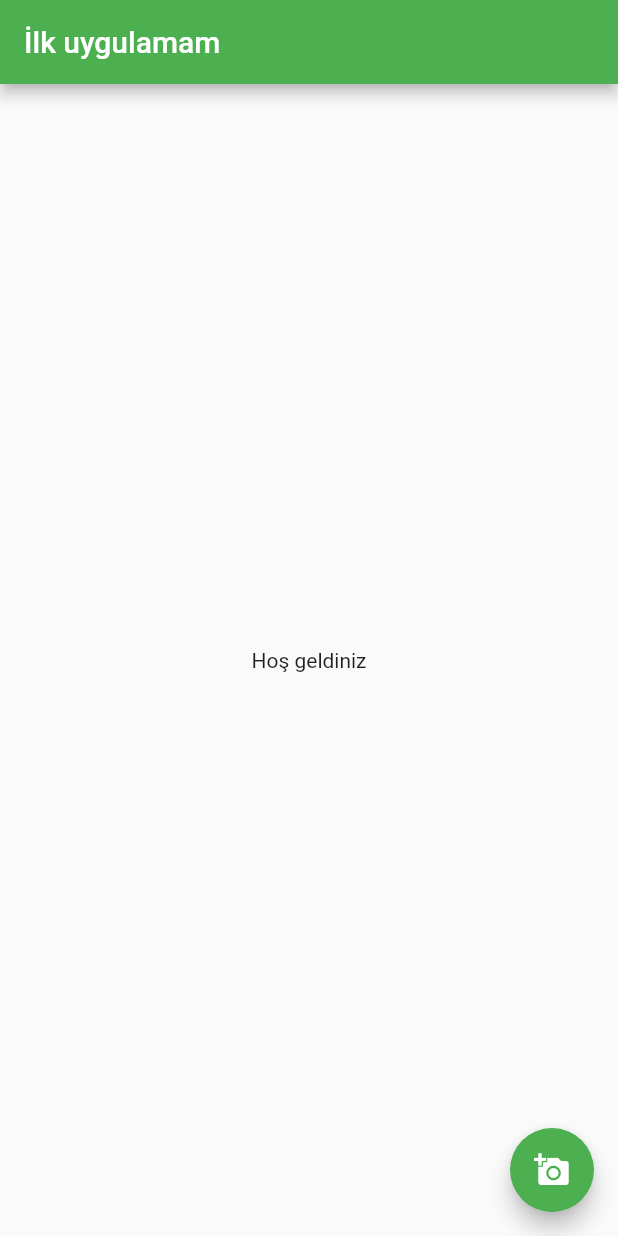
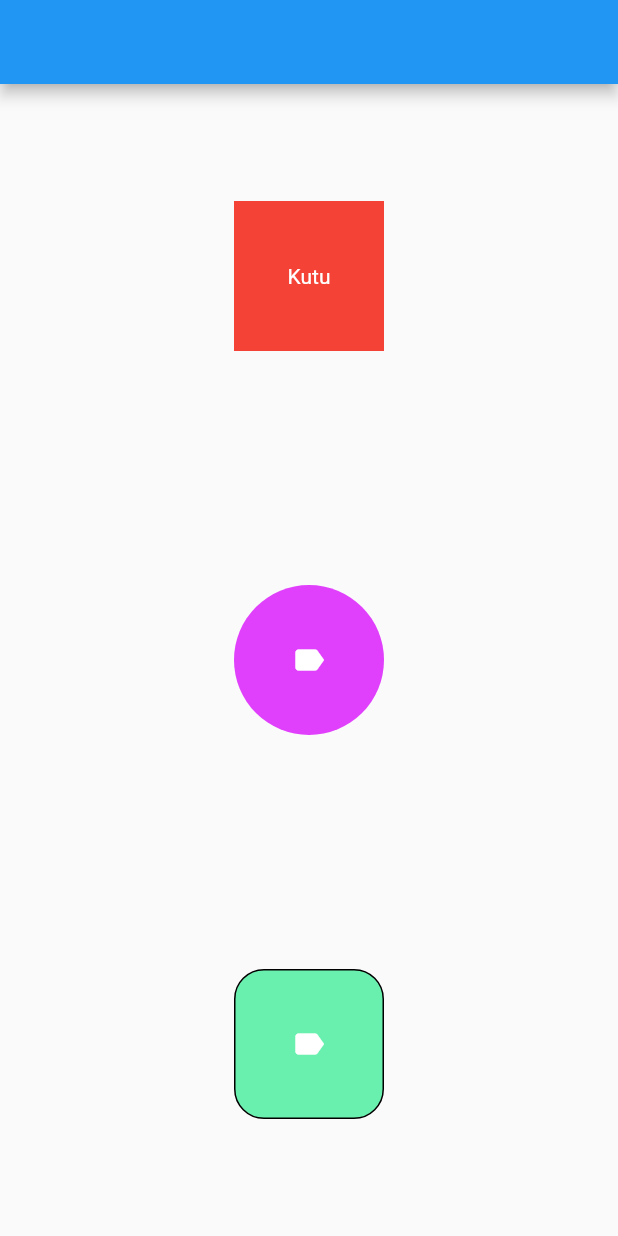
Before and after one commit to berkaycobanbas/Flutter-application, a Flutter app: the screen it shows after launch, on a phone screen of 412 x 824 dp. Run offline on Flutter 3.47's test engine with Material 2 defaults, Android fonts, the phone set to English and light mode, and no system bars.

Commit message:
Add row, column, container widgets

```diff
--- a/flutter_application/lib/main.dart
+++ b/flutter_application/lib/main.dart
@@ -1,10 +1,13 @@
 import 'package:flutter/material.dart';
+import 'package:flutter_application/pages/column_example.dart';
+import 'package:flutter_application/pages/container_example.dart';
+import 'package:flutter_application/pages/row_example.dart';
 //widget'ların hepsi material kütüphanesinden gelir
 
 // main, her zaman olmak zorundadır!
 void main() {
   // runApp, uygulamayı ayağa kaldırır
-  runApp(const MyApp());
+  runApp(const ContainerExample());
   // MyApp sınıfını çağırır
 }
 
--- /dev/null
+++ b/flutter_application/lib/pages/container_example.dart
@@ -0,0 +1,70 @@
+import 'package:flutter/material.dart';
+
+class ContainerExample extends StatelessWidget {
+  const ContainerExample({Key? key}) : super(key: key);
+
+  @override
+  Widget build(BuildContext context) {
+    return MaterialApp(
+      home: Scaffold(
+        appBar: AppBar(),
+        body: Center(
+          child: Column(
+            mainAxisAlignment: MainAxisAlignment.spaceAround,
+            crossAxisAlignment: CrossAxisAlignment.center,
+            children: [
+              //1. container
+              Container(
+                color: Colors.red,
+                height: 100,
+                width: 100,
+                child: const Center(
+                  child: Text(
+                    "Kutu",
+                    style: TextStyle(
+                      color: Colors.white,
+                    ),
+                  ),
+                ),
+              ),
+              //2. container
+              Container(
+                decoration: const BoxDecoration(
+                  color: Colors
+                      .purpleAccent, //decoration kullanırsak eğer, buranın içinde color olmalı
+                  shape: BoxShape.circle,
+                ),
+                height: 100,
+                width: 100,
+                child: const Center(
+                  child: Icon(
+                    Icons.label,
+                    color: Colors.white,
+                  ),
+                ),
+              ),
+              //3. container
+              Container(
+                // bütün özelleştirmeler, decorationda olur
+                decoration: BoxDecoration(
+                  color: Colors
+                      .greenAccent, //decoration kullanırsak eğer, buranın içinde color olmalı
+                  borderRadius: BorderRadius.circular(20), // kenarları kıvırma
+                  border: Border.all(), //dışındaki çizgi
+                ),
+                height: 100,
+                width: 100,
+                child: const Center(
+                  child: Icon(
+                    Icons.label,
+                    color: Colors.white,
+                  ),
+                ),
+              ),
+            ],
+          ),
+        ),
+      ),
+    );
+  }
+}
```
Also changed, not shown: flutter_application/lib/pages/column_example.dart (added, +51 -0 lines), flutter_application/lib/pages/row_example.dart (added, +51 -0 lines).
